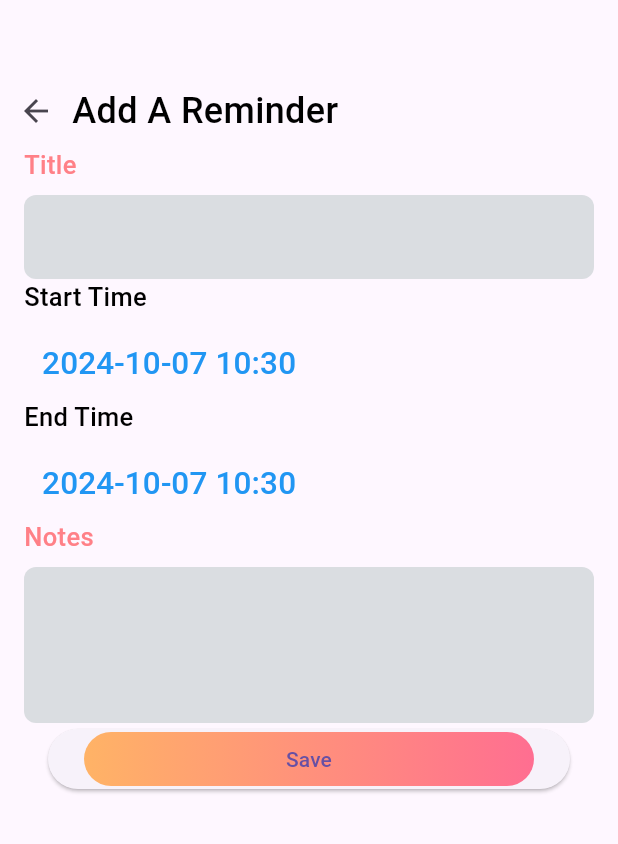
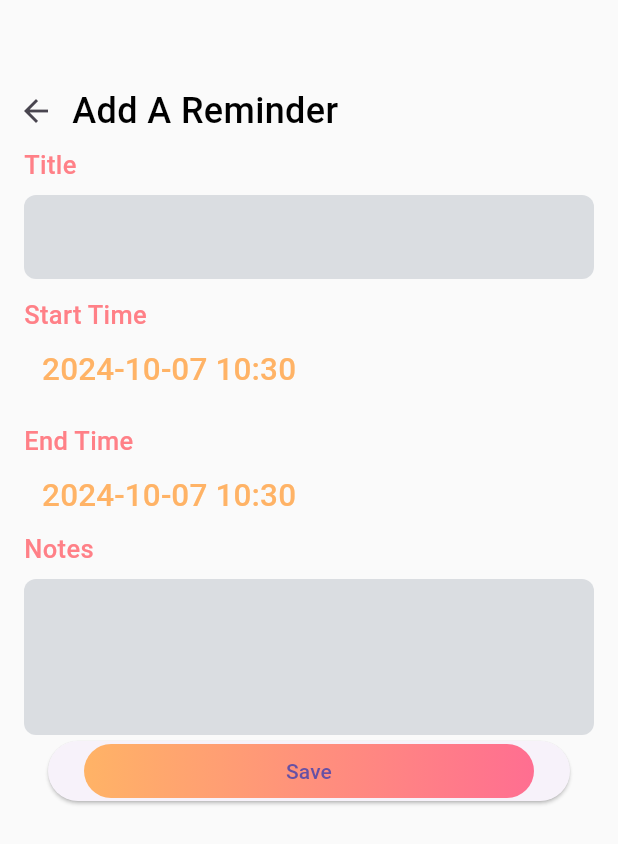
Before and after one commit to uoa-compsci399-s2-2024/capstone-project-team-41, a Flutter app: the AddReminderView screen opened directly, on a phone screen of 412 x 824 dp. Shown: the top 844 px of the screen. Run offline on Flutter 3.47's test engine with Material 3 defaults, Android fonts, the phone set to English and light mode, and no system bars; our stand-ins replace firebase_core, firebase_messaging, fixnum, flutter_datetime_picker_plus, flutter_local_notifications, isar and 2 more; missing offline and left inert: auth0_flutter, grpc, instant, protobuf; accounts and stored records are empty; generated files the repository leaves out were written again; statements that could not run were skipped.

Commit message:
Final formatting

```diff
--- a/Mobile/lib/Features/Contacts/Contact/ContactView.dart
+++ b/Mobile/lib/Features/Contacts/Contact/ContactView.dart
@@ -20,6 +20,7 @@ class _ContactViewState extends State<ContactView> {
   @override
   Widget build(BuildContext context) {
     return Scaffold(
+        backgroundColor: Colors.grey[50],
         body: Consumer<ContactViewModel>(builder: (context, viewModel, child) {
       return SingleChildScrollView(
           child: Padding(
@@ -52,8 +53,7 @@ class _ContactViewState extends State<ContactView> {
                     onPressed: () {
                       AppState().setAppState(UIOAppState.addReminder);
                     },
-                    child: Text("Add reminder")),
-                Padding(padding: EdgeInsets.only(left: 100)),
+                    child: Text("Add Reminder", style: Textstyles.textHint),),
               ],
             ),
             ListView.builder(
--- a/Mobile/lib/Features/Contacts/Reminder/AddReminderView.dart
+++ b/Mobile/lib/Features/Contacts/Reminder/AddReminderView.dart
@@ -25,8 +25,9 @@ class _AddReminderViewState extends State<AddReminderView> {
 
   @override
   Widget build(BuildContext context) {
-    return Scaffold(body:
-        Consumer<AddRedminderViewModel>(builder: (context, viewModel, child) {
+    return Scaffold(
+      backgroundColor: Colors.grey[50],
+      body: Consumer<AddRedminderViewModel>(builder: (context, viewModel, child) {
       return SingleChildScrollView(
           child: Padding(
         padding: const EdgeInsets.only(top: 50),
@@ -53,18 +54,18 @@ class _AddReminderViewState extends State<AddReminderView> {
               hintText: "Title",
             ),
             Padding(
-              padding: const EdgeInsets.only(left: 16, right: 16),
+              padding: const EdgeInsets.only(top: 12, left: 16, right: 16),
               child: Column(children: [
-                const Row(
+                Row(
                   children: [
                     Text(
                       "Start Time",
-                      style: Textstyles.P1,
+                      style: Textstyles.textHint,
                     ),
                   ],
                 ),
                 Padding(
-                    padding: const EdgeInsets.only(top: 8),
+                    padding: const EdgeInsets.only(top: 0),
                     child: Row(
                       children: [
                         TextButton(
@@ -94,26 +95,26 @@ class _AddReminderViewState extends State<AddReminderView> {
                             },
                             child: Text(
                               viewModel.getDateTimeString(viewModel.startTime),
-                              style: const TextStyle(
-                                  color: Colors.blue, fontSize: 21),
+                              style: TextStyle(
+                                  color: ColorPalette.primaryOrange, fontSize: 21),
                             )),
                       ],
                     ))
               ]),
             ),
             Padding(
-              padding: const EdgeInsets.only(left: 16, right: 16),
+              padding: const EdgeInsets.only(top: 12, left: 16, right: 16),
               child: Column(children: [
-                const Row(
+                Row(
                   children: [
                     Text(
                       "End Time",
-                      style: Textstyles.P1,
+                      style: Textstyles.textHint,
                     ),
                   ],
                 ),
                 Padding(
-                    padding: const EdgeInsets.only(top: 8),
+                    padding: const EdgeInsets.only(top: 0),
                     child: Row(
                       children: [
                         TextButton(
@@ -143,8 +144,8 @@ class _AddReminderViewState extends State<AddReminderView> {
                             },
                             child: Text(
                               viewModel.getDateTimeString(viewModel.endTime),
-                              style: const TextStyle(
-                                  color: Colors.blue, fontSize: 21),
+                              style: TextStyle(
+                                  color: ColorPalette.primaryOrange, fontSize: 21),
                             )),
                       ],
                     ))
```
